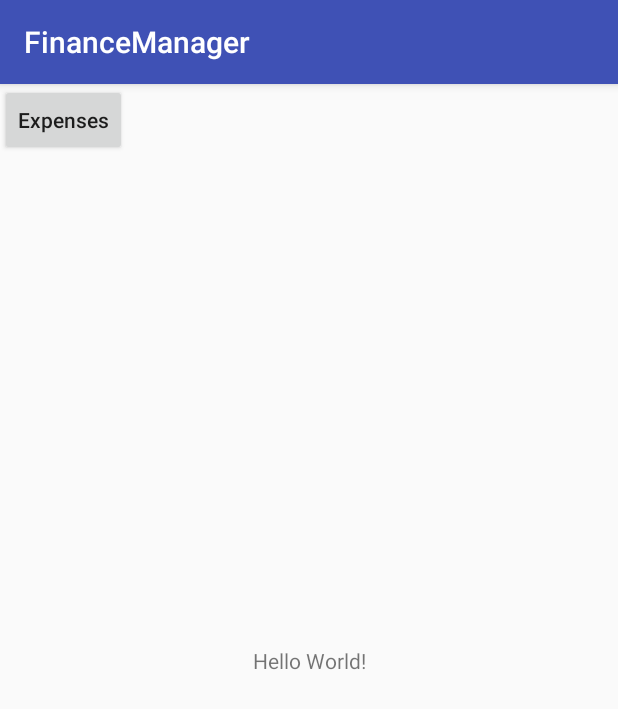
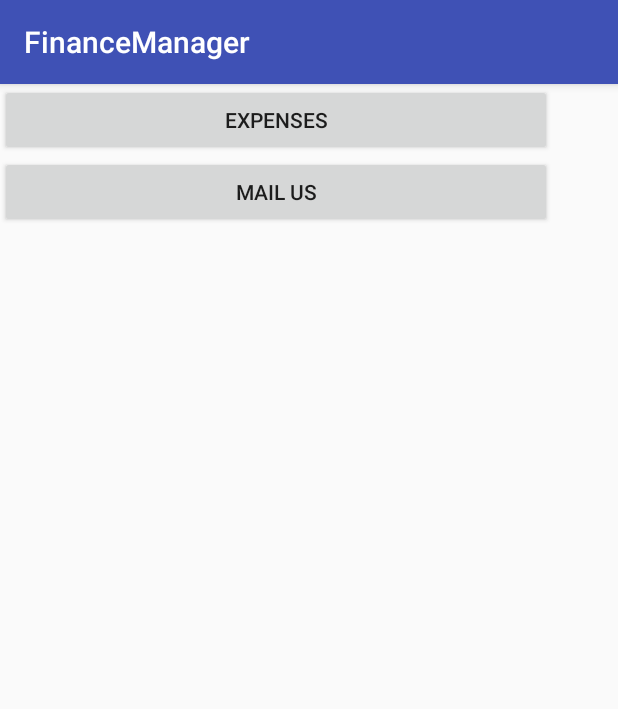
Before and after one commit to Baravd/Mobile, an Android app: the screen it shows after launch (MainActivity), on a phone screen of 412 x 824 dp. Shown: the top 709 px of the screen. Run offline under Robolectric (Android 15) with nearby library versions, the phone set to English and light mode, and no system bars.

Commit message:
mailing done

```diff
--- a/FinanceManager/app/src/main/AndroidManifest.xml
+++ b/FinanceManager/app/src/main/AndroidManifest.xml
@@ -18,7 +18,7 @@
         </activity>
         <activity android:name=".activities.AllExpensesActivity" />
         <activity android:name=".activities.DetailedExpenseActivity" />
-
+        <activity android:name=".activities.MailActivity"></activity>
     </application>
 
 </manifest>
--- a/FinanceManager/app/src/main/java/com/bvd/android/financemanager/MainActivity.java
+++ b/FinanceManager/app/src/main/java/com/bvd/android/financemanager/MainActivity.java
@@ -7,6 +7,7 @@ import android.view.View;
 import android.widget.Button;
 
 import com.bvd.android.financemanager.activities.AllExpensesActivity;
+import com.bvd.android.financemanager.activities.MailActivity;
 
 public class MainActivity extends AppCompatActivity {
 
@@ -14,17 +15,33 @@ public class MainActivity extends AppCompatActivity {
     protected void onCreate(Bundle savedInstanceState) {
         super.onCreate(savedInstanceState);
         setContentView(R.layout.activity_main);
+
         final Button showExpensesBtn = findViewById(R.id.showAllExpensesBtn);
+        final Button mailBtn = findViewById(R.id.emailActivityBtn);
+
         showExpensesBtn.setOnClickListener(new View.OnClickListener() {
             @Override
             public void onClick(View view) {
                 showAllExpenses(view);
             }
         });
+        mailBtn.setOnClickListener(new View.OnClickListener() {
+            @Override
+            public void onClick(View view) {
+                showMailActivity();
+            }
+        });
+
     }
 
     public void showAllExpenses(View view) {
         Intent intent = new Intent(this, AllExpensesActivity.class);
         startActivity(intent);
     }
+
+    public void showMailActivity() {
+        Intent intent = new Intent(this, MailActivity.class);
+        startActivity(intent);
+    }
+
 }
--- a/FinanceManager/app/src/main/res/layout/activity_main.xml
+++ b/FinanceManager/app/src/main/res/layout/activity_main.xml
@@ -6,28 +6,24 @@
     android:layout_height="match_parent"
     tools:context="com.bvd.android.financemanager.MainActivity">
 
-    <TextView
-        android:layout_width="wrap_content"
-        android:layout_height="wrap_content"
-        android:text="Hello World!"
-        app:layout_constraintBottom_toBottomOf="parent"
-        app:layout_constraintLeft_toLeftOf="parent"
-        app:layout_constraintRight_toRightOf="parent"
-        app:layout_constraintTop_toTopOf="parent" />
 
-    <Button
-        android:id="@+id/showAllExpensesBtn"
-        style="@style/Widget.AppCompat.Button.Small"
-        android:layout_width="wrap_content"
-        android:layout_height="wrap_content"
-        android:elevation="0dp"
-        android:text="Expenses"
-        android:textAppearance="@style/TextAppearance.AppCompat.Body2"
-        android:textColorHighlight="@android:color/holo_blue_bright"
-        android:textColorHint="@android:color/background_dark"
-        android:theme="@style/AppTheme"
-        android:visibility="visible"
-        tools:layout_editor_absoluteX="28dp"
-        tools:layout_editor_absoluteY="16dp" />
+    <LinearLayout
+        android:layout_width="368dp"
+        android:layout_height="495dp"
+        android:orientation="vertical"
+        tools:layout_editor_absoluteX="8dp"
+        tools:layout_editor_absoluteY="8dp">
 
+        <Button
+            android:id="@+id/showAllExpensesBtn"
+            android:layout_width="match_parent"
+            android:layout_height="wrap_content"
+            android:text="Expenses" />
+
+        <Button
+            android:id="@+id/emailActivityBtn"
+            android:layout_width="match_parent"
+            android:layout_height="wrap_content"
+            android:text="Mail Us" />
+    </LinearLayout>
 </android.support.constraint.ConstraintLayout>
--- a/FinanceManager/app/src/main/res/values/colors.xml
+++ b/FinanceManager/app/src/main/res/values/colors.xml
@@ -1,7 +1,7 @@
 <?xml version="1.0" encoding="utf-8"?>
 <resources>
     <color name="colorPrimary">#3F51B5</color>
-    <color name="colorPrimaryDark">#303F9F</color>
+    <color name="colorPrimaryDark">#303f9f</color>
     <color name="colorAccent">#FF4081</color>
 
     <color name="black_overlay">#66000000</color>
```
Also changed, not shown: FinanceManager/app/src/main/java/com/bvd/android/financemanager/activities/MailActivity.java (added, +42 -0 lines), FinanceManager/app/src/main/res/layout/activity_mail.xml (added, +44 -0 lines).
